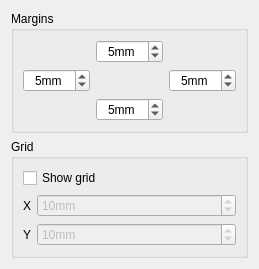
Old version of the form ui/PageProperties.ui in the repository KDE/kxstitch.
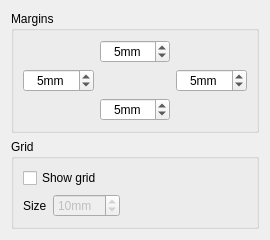
New version of the form.

What changed in the file:
```diff
--- a/ui/PageProperties.ui
+++ b/ui/PageProperties.ui
@@ -6,8 +6,8 @@
    <rect>
     <x>0</x>
     <y>0</y>
-    <width>258</width>
-    <height>255</height>
+    <width>270</width>
+    <height>228</height>
    </rect>
   </property>
   <property name="windowTitle">
@@ -170,6 +170,9 @@
       <string>Grid</string>
      </property>
      <layout class="QFormLayout" name="formLayout">
+      <property name="fieldGrowthPolicy">
+       <enum>QFormLayout::ExpandingFieldsGrow</enum>
+      </property>
       <item row="0" column="0" colspan="2">
        <widget class="QCheckBox" name="ShowGrid">
         <property name="text">
@@ -186,7 +189,7 @@
          </sizepolicy>
         </property>
         <property name="text">
-         <string comment="The horizontal axis">X</string>
+         <string comment="The horizontal axis">Size</string>
         </property>
        </widget>
       </item>
@@ -212,41 +215,6 @@
         </property>
        </widget>
       </item>
-      <item row="2" column="0">
-       <widget class="QLabel" name="label_2">
-        <property name="sizePolicy">
-         <sizepolicy hsizetype="Preferred" vsizetype="Preferred">
-          <horstretch>0</horstretch>
-          <verstretch>0</verstretch>
-         </sizepolicy>
-        </property>
-        <property name="text">
-         <string>Y</string>
-        </property>
-       </widget>
-      </item>
-      <item row="2" column="1">
-       <widget class="QSpinBox" name="GridY">
-        <property name="enabled">
-         <bool>false</bool>
-        </property>
-        <property name="toolTip">
-         <string>Grid Y spacing in mm</string>
-        </property>
-        <property name="suffix">
-         <string>mm</string>
-        </property>
-        <property name="minimum">
-         <number>1</number>
-        </property>
-        <property name="maximum">
-         <number>100</number>
-        </property>
-        <property name="value">
-         <number>10</number>
-        </property>
-       </widget>
-      </item>
      </layout>
     </widget>
    </item>
```
Left out of the diff: 26 changed lines with no effect on the pictures.
